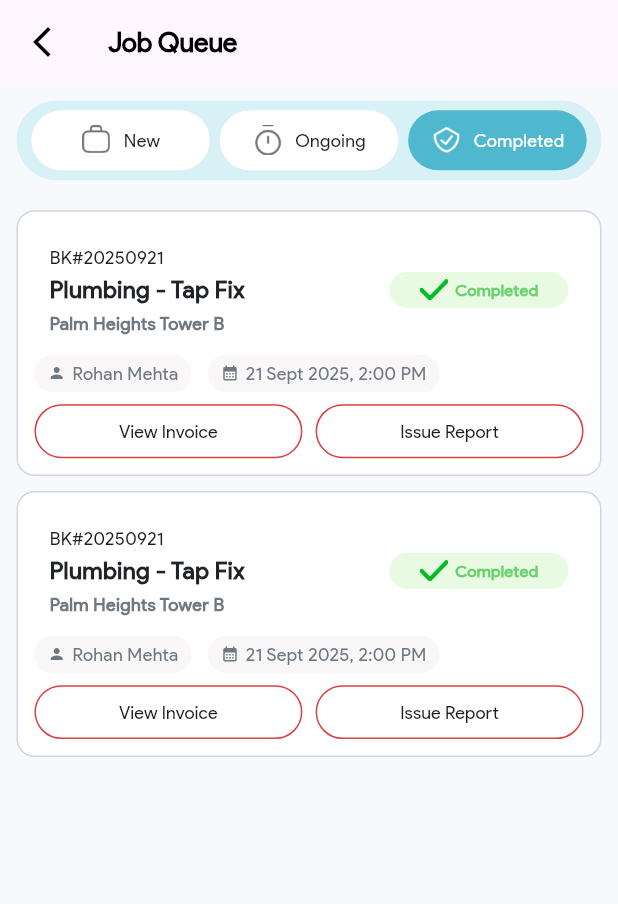
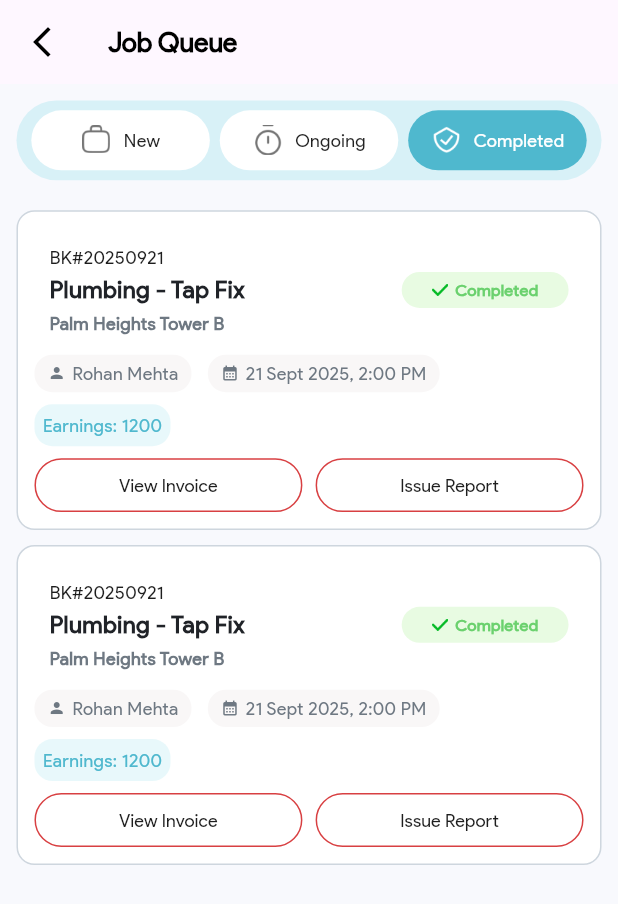
Before and after one commit to kajumac07/skillzVilla2025, a Flutter app: the JobsQueueScreen screen opened directly, after a tap on "Ongoing", after a tap on "Completed", on a phone screen of 412 x 824 dp. Shown: the top 904 px of the screen. Run offline on Flutter 3.47's test engine with Material 3 defaults, Android fonts, the phone set to English and light mode, and no system bars; our stand-ins replace device_preview, fl_chart, flutter_screenutil, get, shared_preferences; accounts and stored records are empty.

Commit message:
65. Some changes in web and app

```diff
--- a/customer_app/lib/app/core/values/app_images.dart
+++ b/customer_app/lib/app/core/values/app_images.dart
@@ -39,7 +39,7 @@ class Appimages {
   static const String helpCenter = "assets/icons/help_center.png";
   static const String walletIcon = "assets/icons/Wallet.png";
   static const String drawerIcon = "assets/icons/drawer.png";
-  static const String jobIcon = "assets/icons/jobIcon.png";
+  static const String jobIcon = "assets/icons/job.png";
   static const String earnIcon = "assets/icons/earnIcon.png";
   static const String premiumIcon = "assets/icons/prIcon.png";
   static const String step1 = "assets/icons/step_1.png";
--- a/customer_app/lib/app/global/widgets/list_tile_options.dart
+++ b/customer_app/lib/app/global/widgets/list_tile_options.dart
@@ -9,18 +9,18 @@ class ListTileOptions extends StatelessWidget {
     required this.imageName,
     required this.title,
     required this.onTap,
-    this.color = kSecondary,
+    // this.color = kSecondary,
   });
   final String imageName;
   final String title;
   final void Function()? onTap;
-  final Color color;
+  // final Color color;
 
   @override
   Widget build(BuildContext context) {
     return ListTile(
       onTap: onTap,
-      leading: Image.asset(imageName, height: 24.h, width: 24.w, color: color),
+      leading: Image.asset(imageName, height: 25.h, width: 25.w),
       title: CustomText(
         label: title,
         size: 16.sp,
--- a/customer_app/lib/app/screens/providerSide/home/pr_home_screen.dart
+++ b/customer_app/lib/app/screens/providerSide/home/pr_home_screen.dart
@@ -476,7 +476,7 @@ class _ProviderHomeScreenState extends State<ProviderHomeScreen> {
           mainAxisAlignment: MainAxisAlignment.center,
           crossAxisAlignment: CrossAxisAlignment.start,
           children: [
-            Image.asset(imageName, height: 24.h, width: 24.w),
+            Image.asset(imageName, height: 24.h, width: 24.w, color: kDark),
             SizedBox(height: 8.h),
             CustomText(
               label: count,
--- a/customer_app/lib/app/screens/providerSide/jobQueue/job_queue_screen.dart
+++ b/customer_app/lib/app/screens/providerSide/jobQueue/job_queue_screen.dart
@@ -231,6 +231,21 @@ class _JobsQueueScreenState extends State<JobsQueueScreen> {
 
             SizedBox(height: 8.h),
 
+            if (status == 2) ...[
+              Container(
+                padding: EdgeInsets.all(5.w),
+                decoration: BoxDecoration(
+                  color: kSecondaryLight.withOpacity(0.2),
+                  borderRadius: BorderRadius.circular(12.r),
+                ),
+                child: Text(
+                  "Earnings: 1200",
+                  style: appStyle(12.sp, kSecondary, FontWeight.w300),
+                ),
+              ),
+              SizedBox(height: 8.h),
+            ],
+
             /// Employee chips for New tab
             if (status == 0) ...[
               Row(
@@ -297,7 +312,7 @@ class _JobsQueueScreenState extends State<JobsQueueScreen> {
       case 2: // Completed
         return Container(
           height: 24.h,
-          width: MediaQuery.of(context).size.width * 0.29,
+          width: MediaQuery.of(context).size.width * 0.27,
           decoration: BoxDecoration(
             color: const Color(0xffE8FBE2),
             borderRadius: BorderRadius.circular(12.r),
@@ -305,7 +320,7 @@ class _JobsQueueScreenState extends State<JobsQueueScreen> {
           child: Row(
             mainAxisAlignment: MainAxisAlignment.center,
             children: [
-              Image.asset(Appimages.rightIcon, height: 14.h),
+              Image.asset(Appimages.rightIcon, height: 10.h, width: 10.w),
               SizedBox(width: 4.w),
               Text(
                 "Completed",
@@ -399,7 +414,9 @@ class _JobsQueueScreenState extends State<JobsQueueScreen> {
         shape: BoxShape.circle,
         border: Border.all(color: color),
       ),
-      child: Center(child: Image.asset(image)),
+      child: Center(
+        child: Image.asset(image, height: 20.h, width: 20.w),
+      ),
     );
   }
 
--- a/customer_app/lib/app/screens/userSide/profileScreen/widgets/profile_settings_screen.dart
+++ b/customer_app/lib/app/screens/userSide/profileScreen/widgets/profile_settings_screen.dart
@@ -45,7 +45,7 @@ class ProfileSettingsScreen extends StatelessWidget {
         imageName: imageName,
         title: title,
         onTap: onTap,
-        color: k232323,
+        // color: k232323,
       ),
     );
   }
```
Also changed, not shown: customer_app/lib/app/screens/location/widgets/manage_address.dart (+10 -4 lines), customer_app/lib/app/screens/providerSide/payoutEarnings/payout_nd_earnings.dart (+6 -6 lines), customer_app/lib/app/screens/providerSide/providerPlans/plans_screen.dart (+6 -9 lines), customer_app/assets/icons/job.png (renamed from customer_app/assets/icons/jobIcon.png), customer_app/assets/images/spotlight.png.
